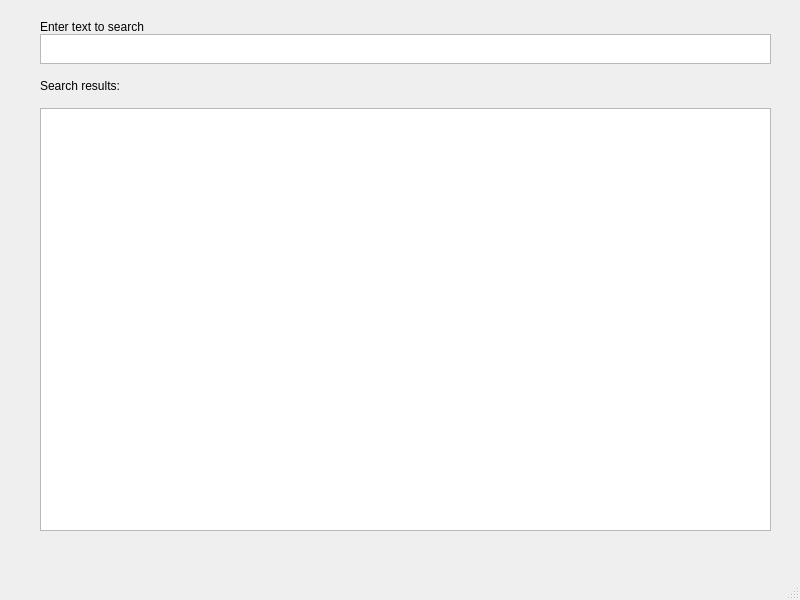
The window that search_system.ui (Bob-Jacka/Search-system) describes before a commit, drawn with Qt 5.
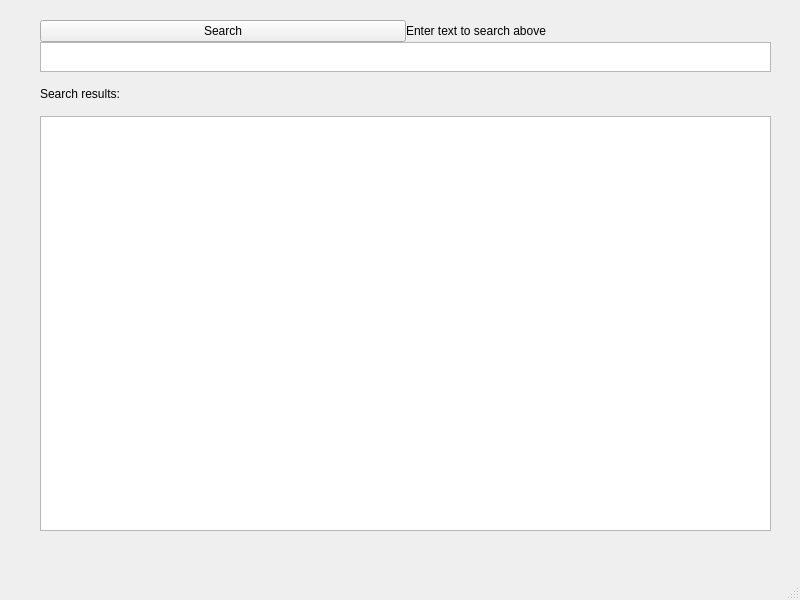
The same window after the commit.

Patch:
```diff
--- a/search_system.ui
+++ b/search_system.ui
@@ -42,12 +42,23 @@
         <number>0</number>
        </property>
        <item>
+        <layout class="QHBoxLayout" name="action_bar">
+         <item>
+          <widget class="QPushButton" name="search_btn">
+           <property name="text">
+            <string>Search</string>
+           </property>
+          </widget>
+         </item>
+         <item>
         <widget class="QLabel" name="select_txt">
          <property name="text">
-          <string>Enter text to search</string>
+            <string>Enter text to search above</string>
          </property>
         </widget>
        </item>
+        </layout>
+       </item>
        <item>
         <widget class="QTextEdit" name="textEdit">
          <property name="sizePolicy">
```
Left out of the diff: 10 changed lines with no effect on the pictures. Lines whose indentation alone changed are shown as unchanged.
